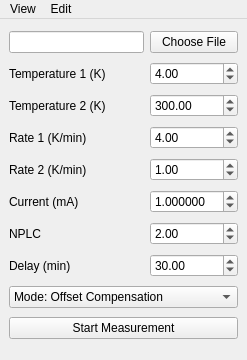
kmnhan/physlab, file main.ui: the form before one commit.
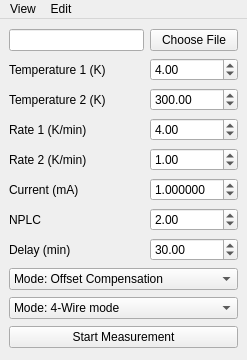
The form after the commit.

Commit message: adding 2-wire mode

What changed in the file:
```diff
--- a/main.ui
+++ b/main.ui
@@ -15,7 +15,7 @@
   </property>
   <widget class="QWidget" name="centralwidget">
    <layout class="QGridLayout" name="gridLayout">
-    <item row="11" column="0" colspan="2">
+    <item row="12" column="0" colspan="2">
      <widget class="QPushButton" name="start_btn">
       <property name="text">
        <string>Start Measurement</string>
@@ -153,6 +153,20 @@
       </item>
      </widget>
     </item>
+    <item row="11" column="0" colspan="2">
+     <widget class="QComboBox" name="pmode_combo">
+      <item>
+       <property name="text">
+        <string>Mode: 4-Wire mode</string>
+       </property>
+      </item>
+      <item>
+       <property name="text">
+        <string>Mode: 2-Wire mode</string>
+       </property>
+      </item>
+     </widget>
+    </item>
     <item row="6" column="1">
      <widget class="QDoubleSpinBox" name="spin_curr">
       <property name="keyboardTracking">
```
The commit also changes 1 other file.
